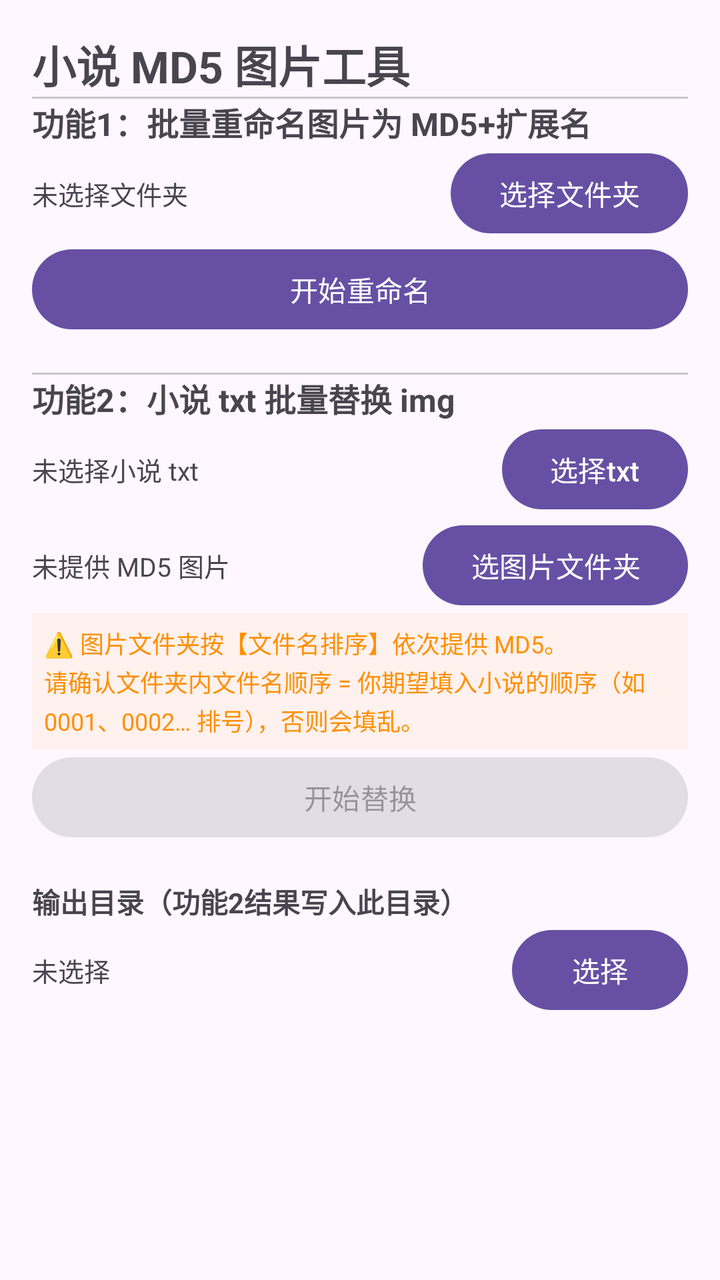
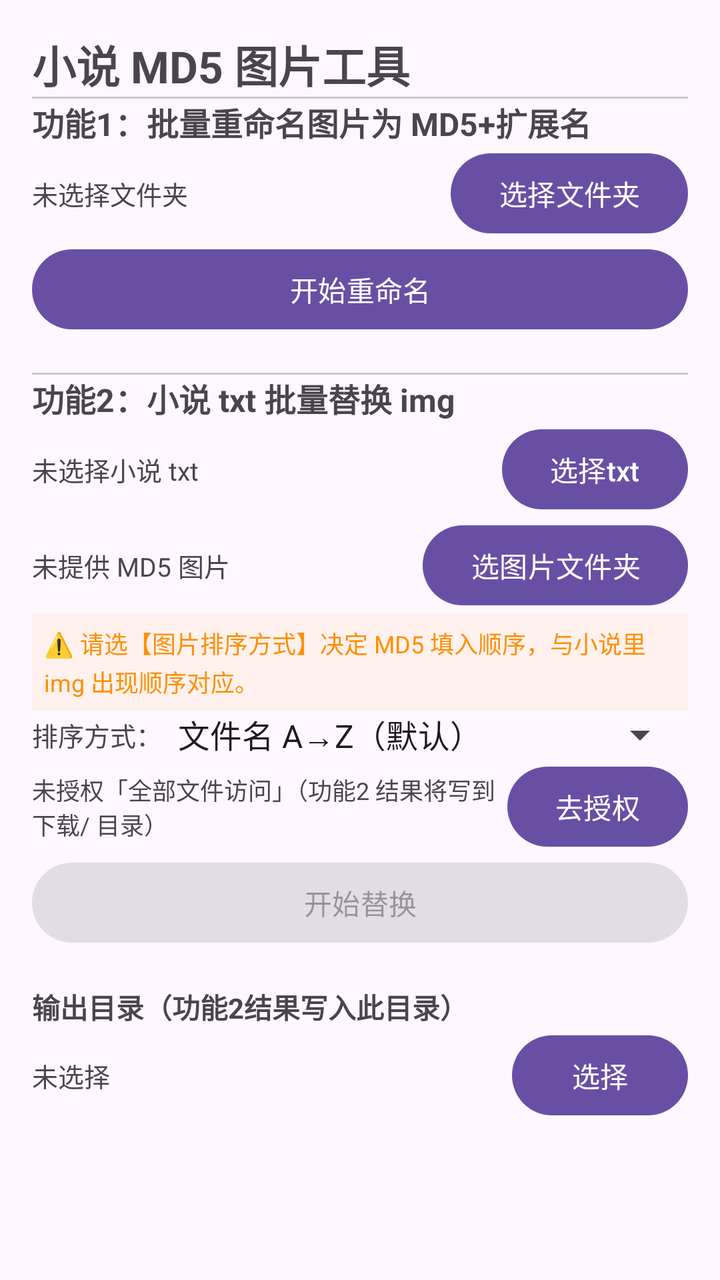

Two renders of the same Android screen: before a commit and after it. Below are the layout's source before the change and the commit's diff.
<!-- AndroidManifest.xml: application theme Theme.Material3.DayNight.NoActionBar -->
<!-- res/layout/activity_main.xml -->
<?xml version="1.0" encoding="utf-8"?>
<ScrollView xmlns:android="http://schemas.android.com/apk/res/android"
    android:layout_width="match_parent"
    android:layout_height="match_parent"
    android:padding="16dp">

    <LinearLayout
        android:layout_width="match_parent"
        android:layout_height="wrap_content"
        android:orientation="vertical">

        
        <TextView
            android:layout_width="match_parent"
            android:layout_height="wrap_content"
            android:text="小说 MD5 图片工具"
            android:textSize="22sp"
            android:textStyle="bold" />

        <View
            android:layout_width="match_parent"
            android:layout_height="1dp"
            android:background="#33000000" />

        
        <TextView
            android:layout_width="match_parent"
            android:layout_height="wrap_content"
            android:text="功能1：批量重命名图片为 MD5+扩展名"
            android:textSize="16sp"
            android:textStyle="bold" />

        <LinearLayout
            android:layout_width="match_parent"
            android:layout_height="wrap_content"
            android:orientation="horizontal">

            <TextView
                android:id="@+id/tvImgDir"
                android:layout_width="0dp"
                android:layout_height="wrap_content"
                android:layout_weight="1"
                android:layout_gravity="center_vertical"
                android:text="未选择文件夹"
                android:textSize="13sp"
                android:maxLines="1"
                android:ellipsize="end" />

            <Button
                android:id="@+id/btnPickImgDir"
                android:layout_width="wrap_content"
                android:layout_height="wrap_content"
                android:text="选择文件夹" />
        </LinearLayout>

        <Button
            android:id="@+id/btnDoRename"
            android:layout_width="match_parent"
            android:layout_height="wrap_content"
            android:text="开始重命名" />

        <ProgressBar
            android:id="@+id/progressRename"
            style="?android:attr/progressBarStyleHorizontal"
            android:layout_width="match_parent"
            android:layout_height="wrap_content"
            android:max="100"
            android:visibility="gone" />

        <TextView
            android:id="@+id/tvRenameResult"
            android:layout_width="match_parent"
            android:layout_height="wrap_content"
            android:text=""
            android:textSize="13sp"
            android:lineSpacingExtra="3dp" />

        <View
            android:layout_width="match_parent"
            android:layout_height="1dp"
            android:background="#33000000" />

        
        <TextView
            android:layout_width="match_parent"
            android:layout_height="wrap_content"
            android:text="功能2：小说 txt 批量替换 img"
            android:textSize="16sp"
            android:textStyle="bold" />

        <LinearLayout
            android:layout_width="match_parent"
            android:layout_height="wrap_content"
            android:orientation="horizontal">

            <TextView
                android:id="@+id/tvNovelFile"
                android:layout_width="0dp"
                android:layout_height="wrap_content"
                android:layout_weight="1"
                android:layout_gravity="center_vertical"
                android:text="未选择小说 txt"
                android:textSize="13sp"
                android:maxLines="1"
                android:ellipsize="end" />

            <Button
                android:id="@+id/btnPickNovel"
                android:layout_width="wrap_content"
                android:layout_height="wrap_content"
                android:text="选择txt" />
        </LinearLayout>

        <LinearLayout
            android:layout_width="match_parent"
            android:layout_height="wrap_content"
            android:orientation="horizontal">

            <TextView
                android:id="@+id/tvMd5Count"
                android:layout_width="0dp"
                android:layout_height="wrap_content"
                android:layout_weight="1"
                android:layout_gravity="center_vertical"
                android:text="未提供 MD5 图片"
                android:textSize="13sp"
                android:maxLines="1"
                android:ellipsize="end" />

            <Button
                android:id="@+id/btnPickMd5Dir"
                android:layout_width="wrap_content"
                android:layout_height="wrap_content"
                android:text="选图片文件夹" />
        </LinearLayout>

        <TextView
            android:id="@+id/tvMd5OrderHint"
            android:layout_width="match_parent"
            android:layout_height="wrap_content"
            android:text="⚠️ 图片文件夹按【文件名排序】依次提供 MD5。\n请确认文件夹内文件名顺序 = 你期望填入小说的顺序（如 0001、0002… 排号），否则会填乱。"
            android:textSize="12sp"
            android:textColor="#FF8F00"
            android:lineSpacingExtra="2dp"
            android:background="#11FF8F00"
            android:padding="6dp" />

        <Button
            android:id="@+id/btnDoNovel"
            android:layout_width="match_parent"
            android:layout_height="wrap_content"
            android:text="开始替换"
            android:enabled="false" />

        <TextView
            android:id="@+id/tvNovelResult"
            android:layout_width="match_parent"
            android:layout_height="wrap_content"
            android:text=""
            android:textSize="13sp"
            android:lineSpacingExtra="3dp" />

        
        <TextView
            android:layout_width="match_parent"
            android:layout_height="wrap_content"
            android:text="输出目录（功能2结果写入此目录）"
            android:textSize="14sp"
            android:textStyle="bold" />

        <LinearLayout
            android:layout_width="match_parent"
            android:layout_height="wrap_content"
            android:orientation="horizontal">

            <TextView
                android:id="@+id/tvOutDir"
                android:layout_width="0dp"
                android:layout_height="wrap_content"
                android:layout_weight="1"
                android:layout_gravity="center_vertical"
                android:text="未选择"
                android:textSize="13sp"
                android:maxLines="1"
                android:ellipsize="end" />

            <Button
                android:id="@+id/btnPickOutDir"
                android:layout_width="wrap_content"
                android:layout_height="wrap_content"
                android:text="选择" />
        </LinearLayout>

    </LinearLayout>
</ScrollView>
<!-- resources referenced by this layout -->
<resources>

</resources>

<!-- the commit's change to res/layout/activity_main.xml (unified diff, before → after) -->
@@ -138,13 +138,55 @@
             android:id="@+id/tvMd5OrderHint"
             android:layout_width="match_parent"
             android:layout_height="wrap_content"
-            android:text="⚠️ 图片文件夹按【文件名排序】依次提供 MD5。\n请确认文件夹内文件名顺序 = 你期望填入小说的顺序（如 0001、0002… 排号），否则会填乱。"
+            android:text="⚠️ 请选【图片排序方式】决定 MD5 填入顺序，与小说里 img 出现顺序对应。"
             android:textSize="12sp"
             android:textColor="#FF8F00"
             android:lineSpacingExtra="2dp"
             android:background="#11FF8F00"
             android:padding="6dp" />
 
+        <LinearLayout
+            android:layout_width="match_parent"
+            android:layout_height="wrap_content"
+            android:orientation="horizontal"
+            android:gravity="center_vertical">
+
+            <TextView
+                android:layout_width="wrap_content"
+                android:layout_height="wrap_content"
+                android:text="排序方式："
+                android:textSize="13sp" />
+
+            <Spinner
+                android:id="@+id/spinnerMd5Order"
+                android:layout_width="0dp"
+                android:layout_height="wrap_content"
+                android:layout_weight="1"
+                android:entries="@array/md5_order_entries" />
+        </LinearLayout>
+
+        
+        <LinearLayout
+            android:layout_width="match_parent"
+            android:layout_height="wrap_content"
+            android:orientation="horizontal"
+            android:gravity="center_vertical">
+
+            <TextView
+                android:id="@+id/tvAllFilesStatus"
+                android:layout_width="0dp"
+                android:layout_height="wrap_content"
+                android:layout_weight="1"
+                android:text="未授权「全部文件访问」（功能2 结果将写到 下载/ 目录）"
+                android:textSize="12sp" />
+
+            <Button
+                android:id="@+id/btnGrantAllFiles"
+                android:layout_width="wrap_content"
+                android:layout_height="wrap_content"
+                android:text="去授权" />
+        </LinearLayout>
+
         <Button
             android:id="@+id/btnDoNovel"
             android:layout_width="match_parent"
<!-- resource entries referenced after the edit -->
@@ -1,5 +1,12 @@
 <!-- resources referenced by this layout -->
 <resources>
-
+  <string-array name="md5_order_entries">
+          <item>文件名 A→Z（默认）</item>
+          <item>文件名 Z→A</item>
+          <item>修改时间 旧→新</item>
+          <item>修改时间 新→旧</item>
+          <item>文件大小 小→大</item>
+          <item>文件大小 大→小</item>
+      </string-array>
 </resources>
 
